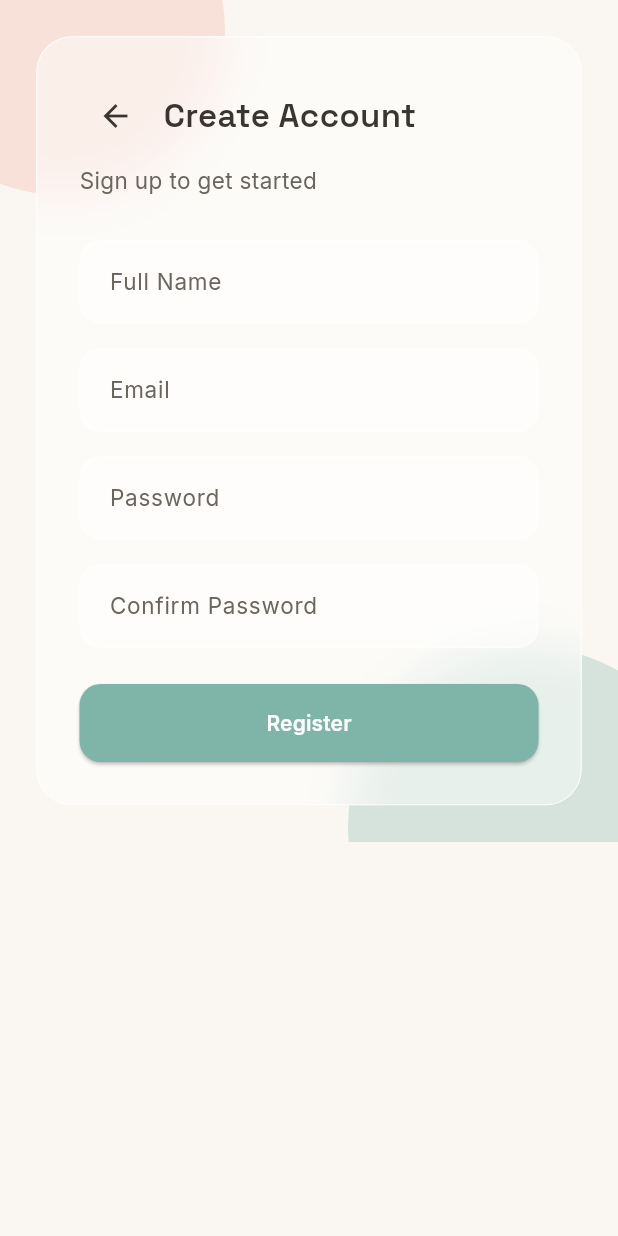
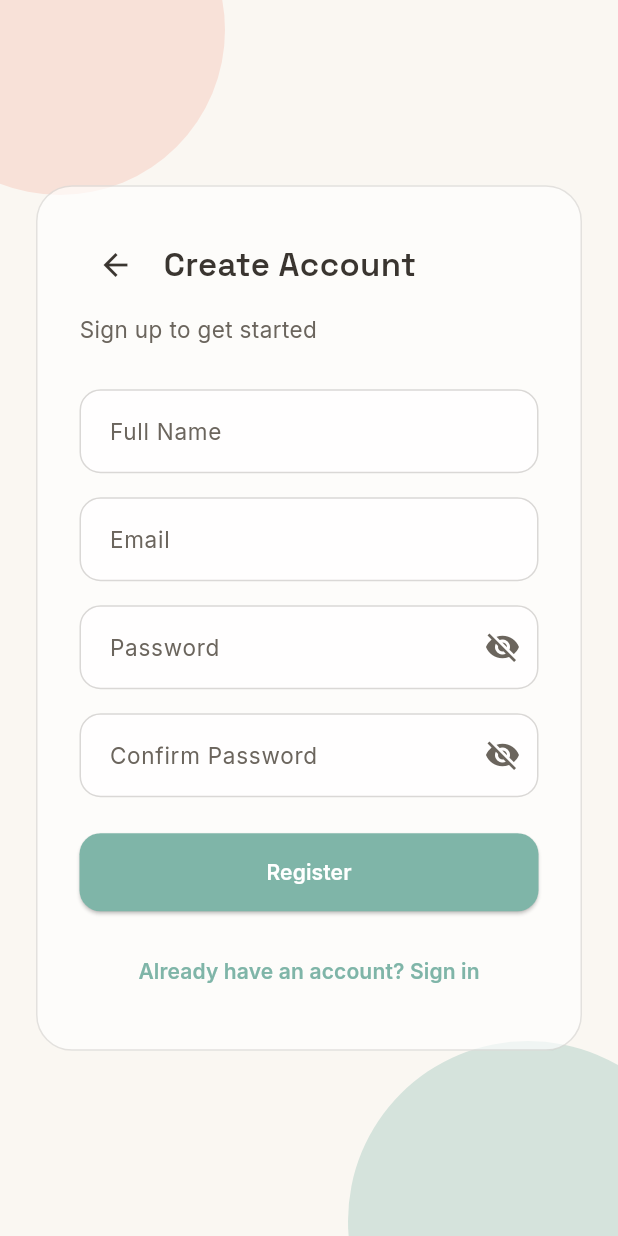
Before and after one commit to HusainMamoojee/pharma-chain, a Flutter app: the RegistrationScreen screen opened by its route, on a phone screen of 412 x 824 dp. Run offline on Flutter 3.47's test engine with Material 3 defaults, Android fonts, the light colour scheme and no system bars; our stand-ins replace cloud_firestore, firebase_auth, firebase_core, go_router, google_fonts, qr_flutter; missing offline and left inert: mobile_scanner; accounts and stored records are empty.

Commit message:
Polish login and registration screens

```diff
--- a/lib/features/auth/registration_screen.dart
+++ b/lib/features/auth/registration_screen.dart
@@ -1,4 +1,3 @@
-import 'dart:ui';
 import 'package:flutter/material.dart';
 import 'package:go_router/go_router.dart';
 import 'package:firebase_auth/firebase_auth.dart';
@@ -19,6 +18,8 @@ class _RegistrationScreenState extends State<RegistrationScreen> {
   final _emailController = TextEditingController();
   final _passwordController = TextEditingController();
   final _confirmPasswordController = TextEditingController();
+  bool _obscurePassword = true;
+  bool _obscureConfirm = true;
   bool _isLoading = false;
 
   @override
@@ -31,6 +32,7 @@ class _RegistrationScreenState extends State<RegistrationScreen> {
   }
 
   Future<void> _handleRegister() async {
+    if (_isLoading) return;
     if (!_formKey.currentState!.validate()) return;
 
     setState(() => _isLoading = true);
@@ -40,7 +42,7 @@ class _RegistrationScreenState extends State<RegistrationScreen> {
         email: _emailController.text.trim(),
         password: _passwordController.text.trim(),
         fullName: _nameController.text.trim(),
-        role: 'patient', // default role for regular sign-up as staff acess is assigned by admin
+        role: 'patient', // default role for regular sign-up; staff access is assigned by an admin
       );
 
       if (!mounted) return;
@@ -61,25 +63,42 @@ class _RegistrationScreenState extends State<RegistrationScreen> {
     }
   }
 
+  void _goBack() {
+    if (context.canPop()) {
+      context.pop();
+    } else {
+      context.go('/login');
+    }
+  }
+
   InputDecoration _fieldDecoration(String label) {
+    final border = OutlineInputBorder(
+      borderRadius: BorderRadius.circular(14),
+      borderSide: BorderSide(color: AppColors.textSecondary.withOpacity(0.25)),
+    );
     return InputDecoration(
       labelText: label,
       labelStyle: AppTextStyles.body.copyWith(color: AppColors.textSecondary),
       filled: true,
-      fillColor: Colors.white.withOpacity(0.5),
+      fillColor: Colors.white.withOpacity(0.8),
       contentPadding: const EdgeInsets.symmetric(vertical: 16, horizontal: 16),
-      border: OutlineInputBorder(
-        borderRadius: BorderRadius.circular(14),
-        borderSide: BorderSide(color: Colors.white.withOpacity(0.6)),
-      ),
-      enabledBorder: OutlineInputBorder(
-        borderRadius: BorderRadius.circular(14),
-        borderSide: BorderSide(color: Colors.white.withOpacity(0.6)),
-      ),
+      border: border,
+      enabledBorder: border,
       focusedBorder: OutlineInputBorder(
         borderRadius: BorderRadius.circular(14),
         borderSide: const BorderSide(color: AppColors.primary, width: 1.5),
       ),
+    );
+  }
+
+  Widget _visibilityToggle(bool obscure, VoidCallback onPressed) {
+    return IconButton(
+      tooltip: obscure ? 'Show password' : 'Hide password',
+      icon: Icon(
+        obscure ? Icons.visibility_off : Icons.visibility,
+        color: AppColors.textSecondary,
+      ),
+      onPressed: onPressed,
     );
   }
 
@@ -100,18 +119,15 @@ class _RegistrationScreenState extends State<RegistrationScreen> {
             child: _blurCircle(AppColors.primary.withOpacity(0.30), 240),
           ),
           SafeArea(
+            child: Center(
               child: SingleChildScrollView(
                 padding: const EdgeInsets.symmetric(horizontal: 24.0, vertical: 24),
-              child: ClipRRect(
-                borderRadius: BorderRadius.circular(24),
-                child: BackdropFilter(
-                  filter: ImageFilter.blur(sigmaX: 16, sigmaY: 16),
                 child: Container(
                   padding: const EdgeInsets.all(28),
                   decoration: BoxDecoration(
-                      color: Colors.white.withOpacity(0.45),
+                    color: Colors.white.withOpacity(0.65),
                     borderRadius: BorderRadius.circular(24),
-                      border: Border.all(color: Colors.white.withOpacity(0.6)),
+                    border: Border.all(color: AppColors.textSecondary.withOpacity(0.18)),
                   ),
                   child: Form(
                     key: _formKey,
@@ -122,7 +138,8 @@ class _RegistrationScreenState extends State<RegistrationScreen> {
                         Row(
                           children: [
                             IconButton(
-                                onPressed: () => context.pop(),
+                              tooltip: 'Back',
+                              onPressed: _goBack,
                               icon: Icon(Icons.arrow_back, color: AppColors.textPrimary),
                               padding: EdgeInsets.zero,
                               constraints: const BoxConstraints(),
@@ -142,17 +159,20 @@ class _RegistrationScreenState extends State<RegistrationScreen> {
                         const SizedBox(height: 28),
                         TextFormField(
                           controller: _nameController,
+                          textInputAction: TextInputAction.next,
+                          textCapitalization: TextCapitalization.words,
                           decoration: _fieldDecoration('Full Name'),
                           validator: (value) =>
-                                (value == null || value.isEmpty) ? 'Name is required' : null,
+                              (value == null || value.trim().isEmpty) ? 'Name is required' : null,
                         ),
                         const SizedBox(height: 16),
                         TextFormField(
                           controller: _emailController,
                           keyboardType: TextInputType.emailAddress,
+                          textInputAction: TextInputAction.next,
                           decoration: _fieldDecoration('Email'),
                           validator: (value) {
-                              if (value == null || value.isEmpty) return 'Email is required';
+                            if (value == null || value.trim().isEmpty) return 'Email is required';
                             if (!value.contains('@')) return 'Enter a valid email';
                             return null;
                           },
@@ -160,8 +180,14 @@ class _RegistrationScreenState extends State<RegistrationScreen> {
                         const SizedBox(height: 16),
                         TextFormField(
                           controller: _passwordController,
-                            obscureText: true,
-                            decoration: _fieldDecoration('Password'),
+                          obscureText: _obscurePassword,
+                          textInputAction: TextInputAction.next,
+                          decoration: _fieldDecoration('Password').copyWith(
+                            suffixIcon: _visibilityToggle(
+                              _obscurePassword,
+                              () => setState(() => _obscurePassword = !_obscurePassword),
+                            ),
+                          ),
                           validator: (value) {
                             if (value == null || value.isEmpty) return 'Password is required';
                             if (value.length < 6) return 'Minimum 6 characters';
@@ -171,8 +197,15 @@ class _RegistrationScreenState extends State<RegistrationScreen> {
                         const SizedBox(height: 16),
                         TextFormField(
                           controller: _confirmPasswordController,
-                            obscureText: true,
-                            decoration: _fieldDecoration('Confirm Password'),
+                          obscureText: _obscureConfirm,
+                          textInputAction: TextInputAction.done,
+                          onFieldSubmitted: (_) => _handleRegister(),
+                          decoration: _fieldDecoration('Confirm Password').copyWith(
+                            suffixIcon: _visibilityToggle(
+                              _obscureConfirm,
+                              () => setState(() => _obscureConfirm = !_obscureConfirm),
+                            ),
+                          ),
                           validator: (value) {
                             if (value != _passwordController.text) {
                               return 'Passwords do not match';
@@ -205,8 +238,15 @@ class _RegistrationScreenState extends State<RegistrationScreen> {
                                   style: AppTextStyles.label.copyWith(color: Colors.white),
                                 ),
                         ),
+                        const SizedBox(height: 16),
+                        TextButton(
+                          onPressed: _goBack,
+                          child: Text(
+                            'Already have an account? Sign in',
+                            style: AppTextStyles.label.copyWith(color: AppColors.primary),
+                          ),
+                        ),
                       ],
-                      ),
                     ),
                   ),
                 ),
--- a/lib/features/selection/splash_selection_screen.dart
+++ b/lib/features/selection/splash_selection_screen.dart
@@ -60,7 +60,7 @@ class SplashSelectionScreen extends StatelessWidget {
                     title: 'Patient / Consumer',
                     subtitle: 'Check your medicine is genuine and see where it has been.',
                     accentColor: AppColors.primary,
-                    onTap: () => context.go('/login'),
+                    onTap: () => context.push('/login'),
                   ),
                   const SizedBox(height: 20),
                   _SelectionCard(
@@ -68,7 +68,7 @@ class SplashSelectionScreen extends StatelessWidget {
                     title: 'Staff',
                     subtitle: 'Scan, hand over and track batches on the warehouse floor.',
                     accentColor: AppColors.tertiary,
-                    onTap: () => context.go('/staff-login'),
+                    onTap: () => context.push('/staff-login'),
                   ),
                 ],
               ),
```
Also changed, not shown: lib/features/auth/login_screen.dart (+47 -20 lines). Lines whose indentation alone changed are shown as unchanged.
